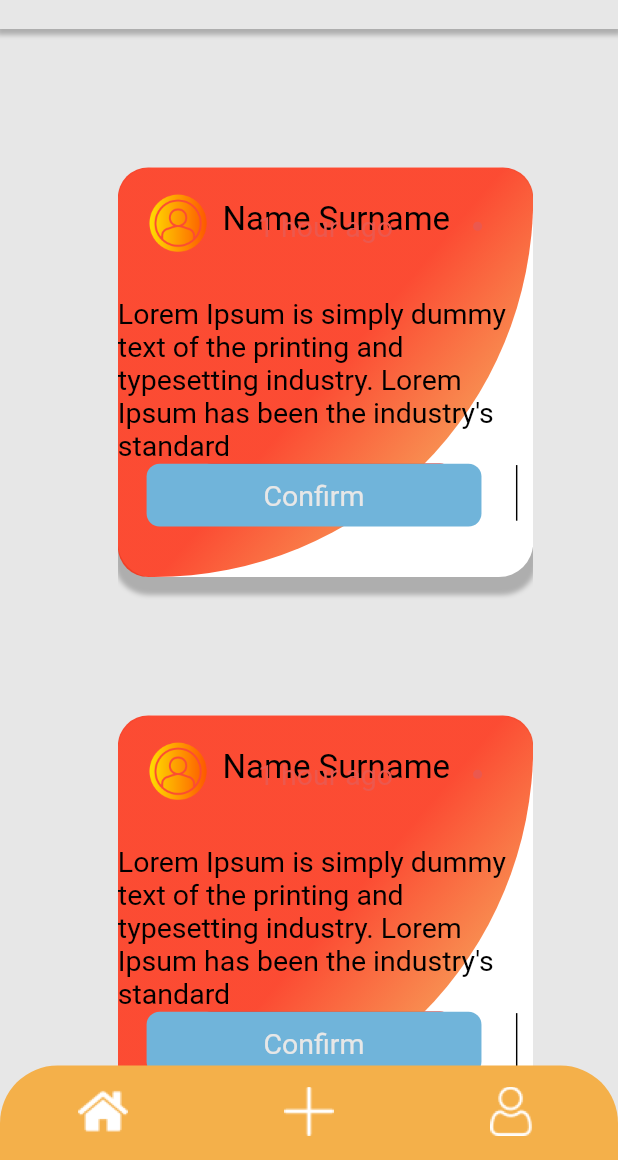
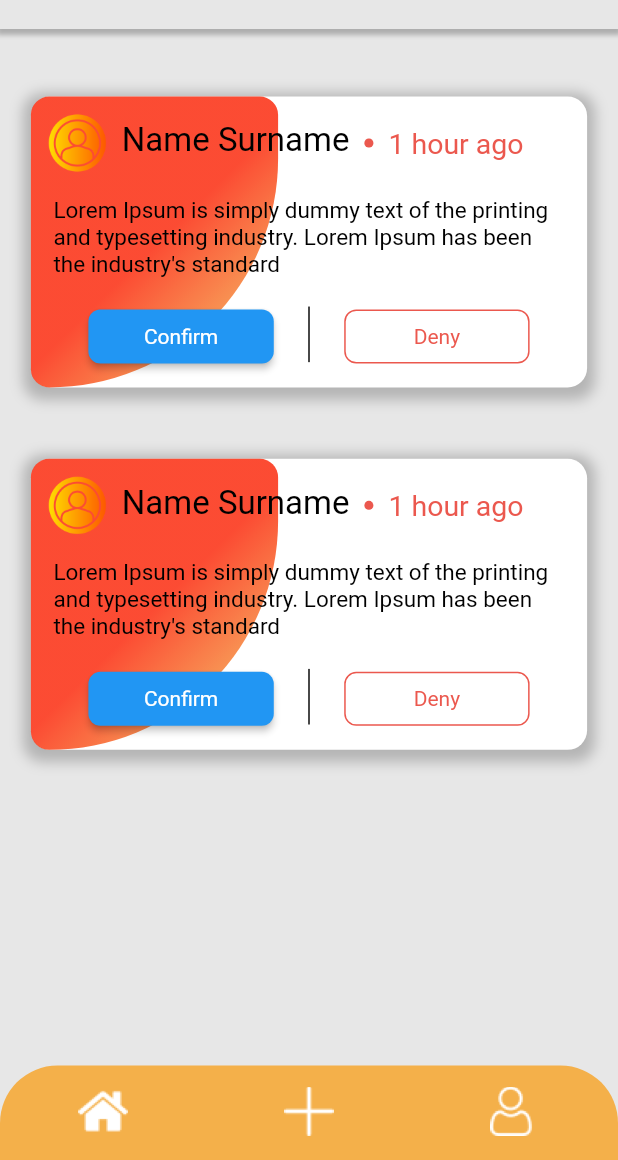
Before and after one commit to SevdaErgun/WalkWithMe, a Flutter app: the HomeScreen screen opened by its route, on a phone screen of 412 x 824 dp, the part 76-1236 px from its top. Run offline on Flutter 3.47's test engine with Material 2 defaults, Android fonts, the phone set to English and light mode, and no system bars; our stand-ins replace cached_network_image, connectivity_plus, flutter_svg, get, shared_preferences, sqflite; accounts and stored records are empty.

Commit message:
home screen fixed

```diff
--- a/lib/presentation/home_screen/home_screen.dart
+++ b/lib/presentation/home_screen/home_screen.dart
@@ -50,16 +50,13 @@ class HomeScreen extends GetWidget<HomeController> {
         ),
         body: Container(
           width: double.infinity,
+          padding: EdgeInsets.only(top: 45),
           child: Column(
             mainAxisAlignment: MainAxisAlignment.start,
             children: [
               Expanded(
-                child: Padding(
-                  padding: getPadding(
-                    left: 82,
-                    top: 97,
-                    right: 59,
-                  ),
+                child: Container(
+                  width: MediaQuery.sizeOf(context).width * 9 / 10,
                   child: Obx(
                     () => ListView.separated(
                       physics: BouncingScrollPhysics(),
@@ -70,7 +67,7 @@ class HomeScreen extends GetWidget<HomeController> {
                       ) {
                         return SizedBox(
                           height: getVerticalSize(
-                            97,
+                            50,
                           ),
                         );
                       },
--- a/lib/presentation/home_screen/widgets/home_item_widget.dart
+++ b/lib/presentation/home_screen/widgets/home_item_widget.dart
@@ -15,58 +15,25 @@ class HomeItemWidget extends StatelessWidget {
   @override
   Widget build(BuildContext context) {
     return Container(
-      height: getVerticalSize(
-        287,
-      ),
-      width: getHorizontalSize(
-        625,
-      ),
-      child: Stack(
-        alignment: Alignment.centerLeft,
-        children: [
-          Align(
-            alignment: Alignment.center,
-            child: Container(
-              padding: getPadding(
-                left: 56,
-                top: 38,
-                right: 56,
-                bottom: 38,
-              ),
-              decoration: AppDecoration.outlineBlack9003f1.copyWith(
-                borderRadius: BorderRadiusStyle.roundedBorder24,
-              ),
-              child: Column(
-                mainAxisSize: MainAxisSize.min,
-                crossAxisAlignment: CrossAxisAlignment.end,
-                mainAxisAlignment: MainAxisAlignment.end,
-                children: [
-                  CustomButton(
-                    height: getVerticalSize(
-                      44,
-                    ),
-                    width: getHorizontalSize(
-                      233,
-                    ),
-                    text: "lbl_deny".tr,
-                    margin: getMargin(
-                      top: 166,
-                    ),
-                    variant: ButtonVariant.OutlineRed400,
+      decoration: BoxDecoration(
+        color: Colors.white,
+        borderRadius: BorderRadius.all(Radius.circular(13)),
+        boxShadow: [
+          BoxShadow(
+            color: Colors.grey.withOpacity(0.7),
+            spreadRadius: 5,
+            blurRadius: 7,
+            offset: Offset(0, 3), // changes position of shadow
           ),
         ],
       ),
-            ),
-          ),
-          Align(
-            alignment: Alignment.centerLeft,
+      width: double.infinity,
+      child: Stack(
+        //alignment: Alignment.centerLeft,
+        children: [
+          Positioned.fill(
+            right: MediaQuery.sizeOf(context).width * 5 / 10,
             child: Container(
-              padding: getPadding(
-                left: 20,
-                top: 17,
-                right: 20,
-                bottom: 17,
-              ),
               decoration:
                   AppDecoration.gradientDeeporangeA400d8Orange300d8.copyWith(
                 borderRadius: BorderRadiusStyle.customBorderBR299,
@@ -75,9 +42,16 @@ class HomeItemWidget extends StatelessWidget {
                 mainAxisSize: MainAxisSize.min,
                 crossAxisAlignment: CrossAxisAlignment.start,
                 mainAxisAlignment: MainAxisAlignment.start,
-                children: [
-                  Row(
-                    crossAxisAlignment: CrossAxisAlignment.start,
+                children: [],
+              ),
+            ),
+          ),
+          Container(
+            child: Column(children: [
+              Container(
+                margin: EdgeInsets.all(10),
+                child: Row(
+                  //crossAxisAlignment: CrossAxisAlignment.start,
                   children: [
                     CustomImageView(
                       imagePath: ImageConstant.imgUser91,
@@ -102,16 +76,12 @@ class HomeItemWidget extends StatelessWidget {
                       ),
                     ),
                     Container(
+                      margin: EdgeInsets.symmetric(horizontal: 10),
                       height: getSize(
                         7,
                       ),
                       width: getSize(
                         7,
-                        ),
-                        margin: getMargin(
-                          left: 16,
-                          top: 21,
-                          bottom: 17,
                       ),
                       decoration: BoxDecoration(
                         color: ColorConstant.red400,
@@ -122,34 +92,49 @@ class HomeItemWidget extends StatelessWidget {
                         ),
                       ),
                     ),
+                    Align(
+                      alignment: Alignment.topCenter,
+                      child: Container(
+                        child: Text(
+                          "lbl_1_hour_ago".tr,
+                          overflow: TextOverflow.ellipsis,
+                          textAlign: TextAlign.left,
+                          style: AppStyle.txtRobotoRomanRegular20Red400,
+                        ),
+                      ),
+                    ),
                   ],
                 ),
-                  Align(
-                    alignment: Alignment.centerRight,
-                    child: Padding(
-                      padding: getPadding(
-                        top: 143,
-                        right: 3,
-                        bottom: 21,
               ),
+              Container(
+                margin: EdgeInsets.symmetric(vertical: 5, horizontal: 15),
+                child: Text(
+                  "msg_lorem_ipsum_is_simply".tr,
+                  maxLines: null,
+                  textAlign: TextAlign.left,
+                  style: AppStyle.txtRobotoRomanRegular20Black900,
+                ),
+              ),
+              Container(
+                margin: EdgeInsets.symmetric(vertical: 10),
                 child: Row(
-                        mainAxisAlignment: MainAxisAlignment.end,
+                  mainAxisAlignment: MainAxisAlignment.center,
                   children: [
-                          CustomButton(
-                            height: getVerticalSize(
-                              44,
-                            ),
-                            width: getHorizontalSize(
-                              233,
-                            ),
-                            text: "lbl_confirm".tr,
-                            fontStyle:
-                                ButtonFontStyle.RobotoRomanRegular20Gray200,
+                    SizedBox(
+                      width: MediaQuery.sizeOf(context).width * 3 / 10,
+                      child: ElevatedButton(
+                          onPressed: () {},
+                          child: const Text('Confirm'),
+                          style: ButtonStyle(
+                              shape: MaterialStateProperty.all<
+                                      RoundedRectangleBorder>(
+                                  RoundedRectangleBorder(
+                            borderRadius: BorderRadius.circular(
+                                8.0), /*side: BorderSide(color: Colors.red)*/
+                          )))),
                     ),
                     Padding(
-                            padding: getPadding(
-                              left: 24,
-                            ),
+                      padding: getPadding(left: 24, right: 24),
                       child: SizedBox(
                         height: getVerticalSize(
                           44,
@@ -171,44 +156,25 @@ class HomeItemWidget extends StatelessWidget {
                         ),
                       ),
                     ),
+                    SizedBox(
+                      width: MediaQuery.sizeOf(context).width * 3 / 10,
+                      child: OutlinedButton(
+                        onPressed: () {},
+                        child: const Text('Deny',
+                            style: TextStyle(
+                                color: Color.fromRGBO(235, 88, 78, 1))),
+                        style: OutlinedButton.styleFrom(
+                          shape: new RoundedRectangleBorder(
+                              borderRadius: new BorderRadius.circular(8.0)),
+                          side: BorderSide(
+                              width: 1.0, color: ColorConstant.red400),
+                        ),
+                      ),
+                    )
                   ],
                 ),
               ),
-                  ),
-                ],
-              ),
-            ),
-          ),
-          Align(
-            alignment: Alignment.topCenter,
-            child: Container(
-              width: getHorizontalSize(
-                510,
-              ),
-              margin: getMargin(
-                top: 91,
-              ),
-              child: Text(
-                "msg_lorem_ipsum_is_simply".tr,
-                maxLines: null,
-                textAlign: TextAlign.left,
-                style: AppStyle.txtRobotoRomanRegular20Black900,
-              ),
-            ),
-          ),
-          Align(
-            alignment: Alignment.topCenter,
-            child: Padding(
-              padding: getPadding(
-                top: 30,
-              ),
-              child: Text(
-                "lbl_1_hour_ago".tr,
-                overflow: TextOverflow.ellipsis,
-                textAlign: TextAlign.left,
-                style: AppStyle.txtRobotoRomanRegular20Red400,
-              ),
-            ),
+            ]),
           ),
         ],
       ),
--- a/lib/theme/app_style.dart
+++ b/lib/theme/app_style.dart
@@ -95,7 +95,7 @@ class AppStyle {
   static TextStyle txtRobotoRomanRegular20Black900 = TextStyle(
     color: ColorConstant.black900,
     fontSize: getFontSize(
-      20,
+      16,
     ),
     fontFamily: 'Roboto',
     fontWeight: FontWeight.w400,
```
Also changed, not shown: lib/presentation/login_screen/login_screen.dart (+9 -9 lines), pubspec.lock. Lines whose indentation alone changed are shown as unchanged.
